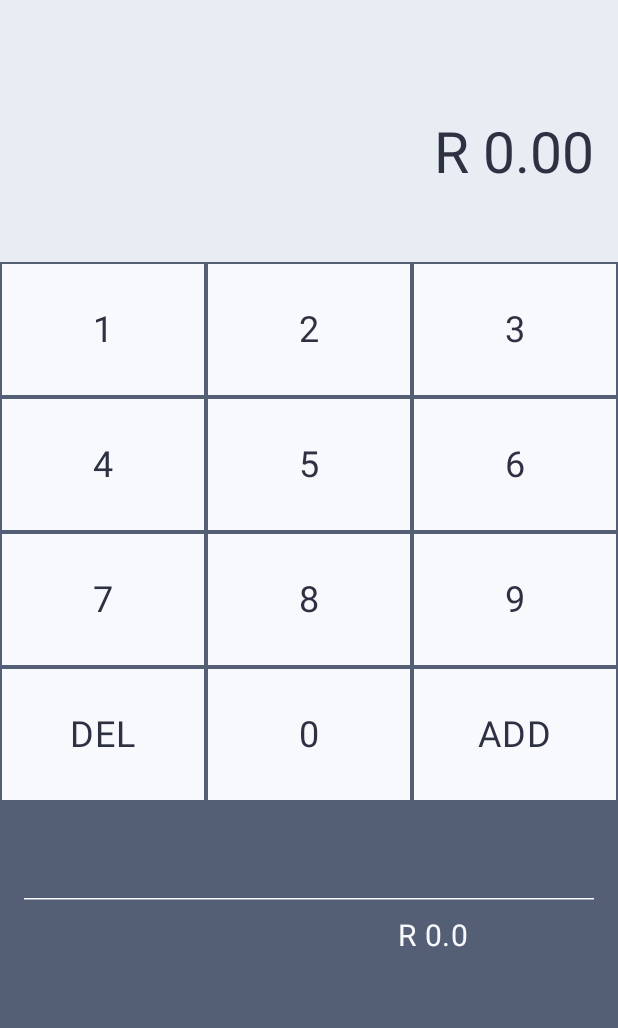
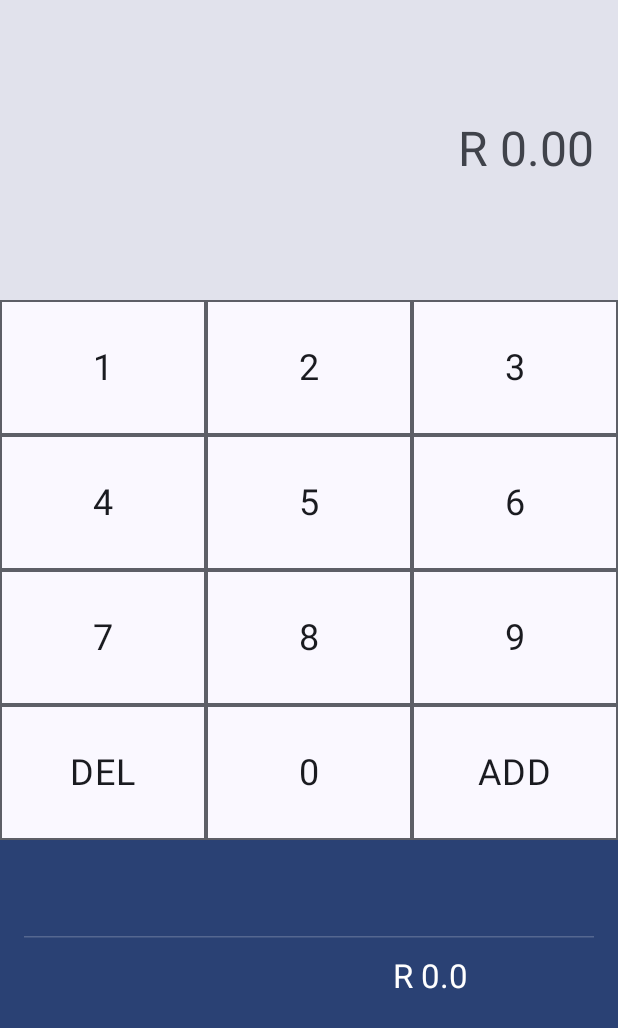
Before and after one commit to markxh/Ka-ching_Thing, an Android app built with Jetpack Compose: the screen it shows after launch (MainActivity), on a phone screen of 412 x 824 dp. Shown: the top 1028 px of the screen. Run offline under Robolectric (Android 15) with nearby library versions, the phone set to English and light mode, and no system bars.

Commit message:
[feature] Cleanup landing screen

```diff
--- a/app/src/main/java/co/za/markxh/ka_chingthing/feature/landing/presentation/LandingScreen.kt
+++ b/app/src/main/java/co/za/markxh/ka_chingthing/feature/landing/presentation/LandingScreen.kt
@@ -8,102 +8,86 @@ import androidx.compose.foundation.layout.Arrangement
 import androidx.compose.foundation.layout.Box
 import androidx.compose.foundation.layout.Column
 import androidx.compose.foundation.layout.Row
-import androidx.compose.foundation.layout.Spacer
+import androidx.compose.foundation.layout.fillMaxHeight
 import androidx.compose.foundation.layout.fillMaxSize
 import androidx.compose.foundation.layout.fillMaxWidth
 import androidx.compose.foundation.layout.height
 import androidx.compose.foundation.layout.padding
 import androidx.compose.foundation.lazy.LazyColumn
 import androidx.compose.material3.HorizontalDivider
+import androidx.compose.material3.MaterialTheme
 import androidx.compose.material3.Text
 import androidx.compose.runtime.Composable
 import androidx.compose.runtime.getValue
 import androidx.compose.ui.Alignment
 import androidx.compose.ui.Modifier
+import androidx.compose.ui.res.stringResource
 import androidx.compose.ui.text.style.TextAlign
 import androidx.compose.ui.unit.dp
 import androidx.compose.ui.unit.sp
 import androidx.hilt.navigation.compose.hiltViewModel
-import co.za.markxh.ka_chingthing.ui.theme.*
+import co.za.markxh.ka_chingthing.R
+import co.za.markxh.ka_chingthing.ui.theme.Dimens
 
 @Composable
 fun LandingScreen(viewModel: LandingViewModel = hiltViewModel()) {
-
     val state by viewModel.state
 
     Column {
-        TopSection(state.inputAmount)
-        KeyPad(viewModel)
-        BottomSection(state)
+        TopSection(inputAmount = state.inputAmount)
+        KeyPad(onKeyPressed = viewModel::onKeyPressed)
+        BottomSection(state = state)
     }
 }
 
 @Composable
 fun TopSection(inputAmount: Double) {
-    Column(modifier = Modifier.background(Grey)) {
-        Spacer(modifier = Modifier.height(height = 64.dp))
-        InputAmountText(inputAmount)
-        Spacer(modifier = Modifier.height(height = 34.dp))
+    Column(
+        modifier = Modifier
+            .background(MaterialTheme.colorScheme.surfaceVariant)
+            .padding(vertical = Dimens.TopSectionVerticalPadding)
+    ) {
+        InputAmountText(inputAmount = inputAmount)
     }
 }
 
 @Composable
 fun InputAmountText(inputAmount: Double) {
     Text(
-        text = "R ${"%.2f".format(inputAmount)}",
+        text = stringResource(R.string.amount_with_currency, "%.2f".format(inputAmount)),
         modifier = Modifier
             .fillMaxWidth()
             .padding(16.dp),
         textAlign = TextAlign.End,
-        style = androidx.compose.ui.text.TextStyle(
-            fontSize = 38.sp,
-            color = SuperDarkGrey
+        style = MaterialTheme.typography.headlineLarge.copy( // Use theme typography
+            color = MaterialTheme.colorScheme.onSurfaceVariant
         )
     )
 }
 
 @Composable
-fun KeyPad(viewModel: LandingViewModel) {
-    fun onKeyPressed(key: String) {
-        viewModel.onKeyPressed(key)
-    }
-
-    val buttons = listOf(
-        "1", "2", "3",
-        "4", "5", "6",
-        "7", "8", "9",
-        "DEL", "0", "ADD"
-    )
+fun KeyPad(onKeyPressed: (String) -> Unit) {
+    val buttons = listOf("1", "2", "3", "4", "5", "6", "7", "8", "9", "DEL", "0", "ADD")
 
     Column(
         modifier = Modifier.fillMaxWidth(),
         horizontalAlignment = Alignment.CenterHorizontally
     ) {
-        for (i in buttons.chunked(3)) {
+        buttons.chunked(3).forEach { rowButtons ->
             Row(
                 horizontalArrangement = Arrangement.SpaceEvenly,
                 modifier = Modifier
                     .fillMaxWidth()
-                    .height(90.dp)
+                    .height(Dimens.KeyPadButtonHeight)
             ) {
-                for (button in i) {
-                    Box(
-                        modifier = Modifier
-                            .fillMaxSize()
+                rowButtons.forEach { button ->
+                    KeyPadButton(
+                        button,
+                        { onKeyPressed(button) },
+                        Modifier
                             .weight(1f)
-                            .clickable {
-                                onKeyPressed(button)
-                            }
-                            .background(LightGrey)
-                            .border(BorderStroke(1.dp, DarkGrey)),
-                        contentAlignment = Alignment.Center
-                    ) {
-                        Text(
-                            text = button,
-                            fontSize = 24.sp,
-                            color = SuperDarkGrey
-                        )
-                    }
+                            .fillMaxHeight()
+                    )
                 }
             }
         }
@@ -111,40 +95,68 @@ fun KeyPad(viewModel: LandingViewModel) {
 }
 
 @Composable
+fun KeyPadButton(
+    label: String,
+    onClick: () -> Unit,
+    modifier: Modifier = Modifier
+) {
+    Box(
+        modifier = modifier
+            .clickable(onClick = onClick)
+            .background(MaterialTheme.colorScheme.surface)
+            .border(BorderStroke(Dimens.KeyPadButtonBorderWidth, MaterialTheme.colorScheme.outline)),
+        contentAlignment = Alignment.Center
+    ) {
+        Text(
+            text = label,
+            fontSize = 24.sp,
+            color = MaterialTheme.colorScheme.onSurface
+        )
+    }
+}
+
+@Composable
 fun BottomSection(state: LandingState) {
     LazyColumn(
         modifier = Modifier
-            .background(DarkGrey)
+            .background(MaterialTheme.colorScheme.primary)
             .fillMaxSize()
+            .padding(vertical = Dimens.BottomSectionVerticalPadding)
     ) {
         item {
-            Spacer(modifier = Modifier.height(height = 64.dp))
-            for (i in state.itemAmounts) {
-                Text(
-                    text = "R ${i}",
-                    modifier = Modifier
-                        .fillMaxWidth()
-                        .padding(end = 100.dp, bottom = 12.dp),
-                    textAlign = TextAlign.End,
-                    fontSize = 20.sp,
-                    color = LightGrey
-                )
+            state.itemAmounts.forEach { amount ->
+                ItemAmountText(amount = amount)
             }
             HorizontalDivider(
                 thickness = 1.dp,
-                color = LightGrey,
-                modifier = Modifier.padding(horizontal = 16.dp)
+                color = MaterialTheme.colorScheme.onPrimary.copy(alpha = 0.2f),
+                modifier = Modifier.padding(horizontal = Dimens.BottomSectionHorizontalPadding)
             )
-            Text(
-                text = "R ${state.totalAmount}",
-                modifier = Modifier
-                    .fillMaxWidth()
-                    .padding(end = 100.dp, top = 12.dp),
-                textAlign = TextAlign.End,
-                fontSize = 20.sp,
-                color = LightGrey
-            )
-            Spacer(modifier = Modifier.height(height = 64.dp))
+            TotalAmountText(totalAmount = state.totalAmount)
         }
     }
 }
+
+@Composable
+fun ItemAmountText(amount: Double) {
+    Text(
+        text = stringResource(R.string.amount_with_currency, amount),
+        modifier = Modifier
+            .fillMaxWidth()
+            .padding(end = Dimens.ItemAmountEndPadding, bottom = Dimens.ItemAmountBottomPadding),
+        textAlign = TextAlign.End,
+        style = MaterialTheme.typography.bodyLarge.copy(color = MaterialTheme.colorScheme.onPrimary)
+    )
+}
+
+@Composable
+fun TotalAmountText(totalAmount: Double) {
+    Text(
+        text = stringResource(R.string.amount_with_currency, totalAmount),
+        modifier = Modifier
+            .fillMaxWidth()
+            .padding(end = Dimens.ItemAmountEndPadding, top = Dimens.TotalAmountTopPadding),
+        textAlign = TextAlign.End,
+        style = MaterialTheme.typography.titleLarge.copy(color = MaterialTheme.colorScheme.onPrimary)
+    )
+}
```
